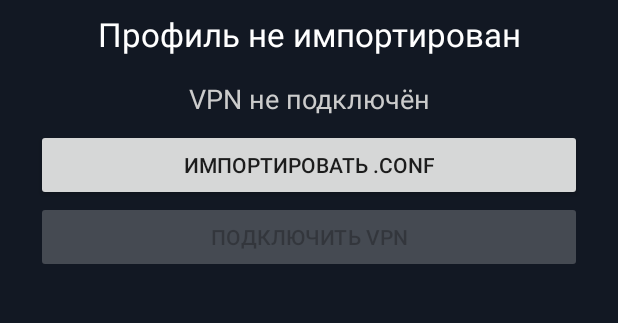
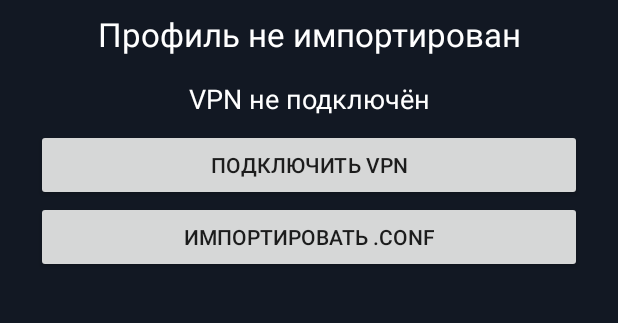
Before and after one commit to ankachur-jpg/Kachur-vpn, an Android app: the screen it shows after launch (MainActivity), on a phone screen of 412 x 824 dp, the part 524-847 px from its top. Run offline under Robolectric (Android 15) with nearby library versions, the phone set to English and light mode, and no system bars.

Commit message:
Show VPN connection availability beside the connect button

```diff
--- a/app/src/main/java/com/kachur/vpn/MainActivity.kt
+++ b/app/src/main/java/com/kachur/vpn/MainActivity.kt
@@ -23,6 +23,8 @@ class MainActivity : ComponentActivity() {
     private lateinit var feedback: TextView
     private lateinit var importButton: Button
     private lateinit var connectButton: Button
+    private lateinit var connectionStatus: TextView
+    private var connectRequested = false
 
     private val openConfig = registerForActivityResult(ActivityResultContracts.StartActivityForResult()) { result ->
         session.record(R.string.import_result_received)
@@ -45,6 +47,7 @@ class MainActivity : ComponentActivity() {
     override fun onCreate(savedInstanceState: Bundle?) {
         super.onCreate(savedInstanceState)
         session = ViewModelProvider(this)[ImportSession::class.java]
+        connectRequested = savedInstanceState?.getBoolean(CONNECT_REQUESTED) == true
 
         if (!session.busy && savedInstanceState != null) {
             when {
@@ -63,7 +66,20 @@ class MainActivity : ComponentActivity() {
         layout.addView(label(getString(R.string.app_name), 30f, Color.WHITE))
         profileName = label("", 22f, Color.WHITE).apply { id = R.id.profile_name }
         layout.addView(profileName)
-        layout.addView(label(getString(R.string.vpn_disconnected), 18f, Color.LTGRAY))
+        connectionStatus = label("", 18f, Color.WHITE).apply {
+            id = R.id.connection_status
+            accessibilityLiveRegion = View.ACCESSIBILITY_LIVE_REGION_POLITE
+        }
+        layout.addView(connectionStatus)
+        connectButton = Button(this).apply {
+            id = R.id.connect_vpn_button
+            setText(R.string.connect_vpn)
+            setOnClickListener {
+                connectRequested = true
+                renderConnectionStatus()
+            }
+        }
+        layout.addView(connectButton)
         diagnostics = label("", 15f, Color.LTGRAY).apply { id = R.id.import_diagnostics }
         layout.addView(diagnostics)
         feedback = label("", 16f, Color.LTGRAY).apply {
@@ -77,13 +93,6 @@ class MainActivity : ComponentActivity() {
             setOnClickListener { selectConfig() }
         }
         layout.addView(importButton)
-        connectButton = Button(this).apply {
-            setText(R.string.connect_vpn)
-            setOnClickListener {
-                session.showMessage(R.string.engine_unavailable)
-            }
-        }
-        layout.addView(connectButton)
         setContentView(ScrollView(this).apply {
             isFillViewport = true
             setBackgroundColor(Color.rgb(18, 24, 35))
@@ -114,6 +123,7 @@ class MainActivity : ComponentActivity() {
         // The picker callback is restored by ActivityResultRegistry. A background read cannot be restored.
         outState.putBoolean(IMPORT_IN_PROGRESS, session.reading)
         outState.putBoolean(PICKER_IN_PROGRESS, session.picking)
+        outState.putBoolean(CONNECT_REQUESTED, connectRequested)
     }
 
     override fun onDestroy() {
@@ -131,6 +141,7 @@ class MainActivity : ComponentActivity() {
 
     private fun selectConfig() {
         if (session.busy) return
+        connectRequested = false
         session.startPicker()
         val picker = Intent(Intent.ACTION_OPEN_DOCUMENT).apply {
             addCategory(Intent.CATEGORY_OPENABLE)
@@ -161,10 +172,21 @@ class MainActivity : ComponentActivity() {
         }
         feedback.visibility = if (feedback.text.isEmpty()) View.GONE else View.VISIBLE
         importButton.isEnabled = !session.busy
-        connectButton.isEnabled = session.profile != null && !session.busy
+        connectButton.isEnabled = !session.busy
+        renderConnectionStatus()
+    }
+
+    private fun renderConnectionStatus() {
+        val message = when {
+            !connectRequested -> R.string.vpn_disconnected
+            session.profile == null -> R.string.vpn_profile_required
+            else -> R.string.engine_unavailable
+        }
+        connectionStatus.setText(message)
     }
 
     private companion object {
+        const val CONNECT_REQUESTED = "connect_requested"
         const val PICKER_IN_PROGRESS = "config_picker_in_progress"
         const val IMPORT_IN_PROGRESS = "config_import_in_progress"
     }
--- a/app/src/main/res/values/ids.xml
+++ b/app/src/main/res/values/ids.xml
@@ -3,4 +3,6 @@
     <item type="id" name="import_feedback" />
     <item type="id" name="import_profile_button" />
     <item type="id" name="import_diagnostics" />
+    <item type="id" name="connection_status" />
+    <item type="id" name="connect_vpn_button" />
 </resources>
--- a/app/src/main/res/values/strings.xml
+++ b/app/src/main/res/values/strings.xml
@@ -4,7 +4,8 @@
     <string name="vpn_disconnected">VPN не подключён</string>
     <string name="import_profile">Импортировать .conf</string>
     <string name="connect_vpn">Подключить VPN</string>
-    <string name="engine_unavailable">Для подключения нужен совместимый движок AmneziaWG 2.0.</string>
+    <string name="vpn_profile_required">VPN не подключён. Сначала импортируйте профиль .conf.</string>
+    <string name="engine_unavailable">VPN не подключён. В этой сборке отсутствует движок AmneziaWG 2.0.</string>
     <string name="picker_unavailable">Системный выбор файлов недоступен.</string>
     <string name="profile_imported">Профиль импортирован.</string>
     <string name="unnamed_profile">Импортированный профиль</string>
```
Also changed, not shown: 2 other files.
